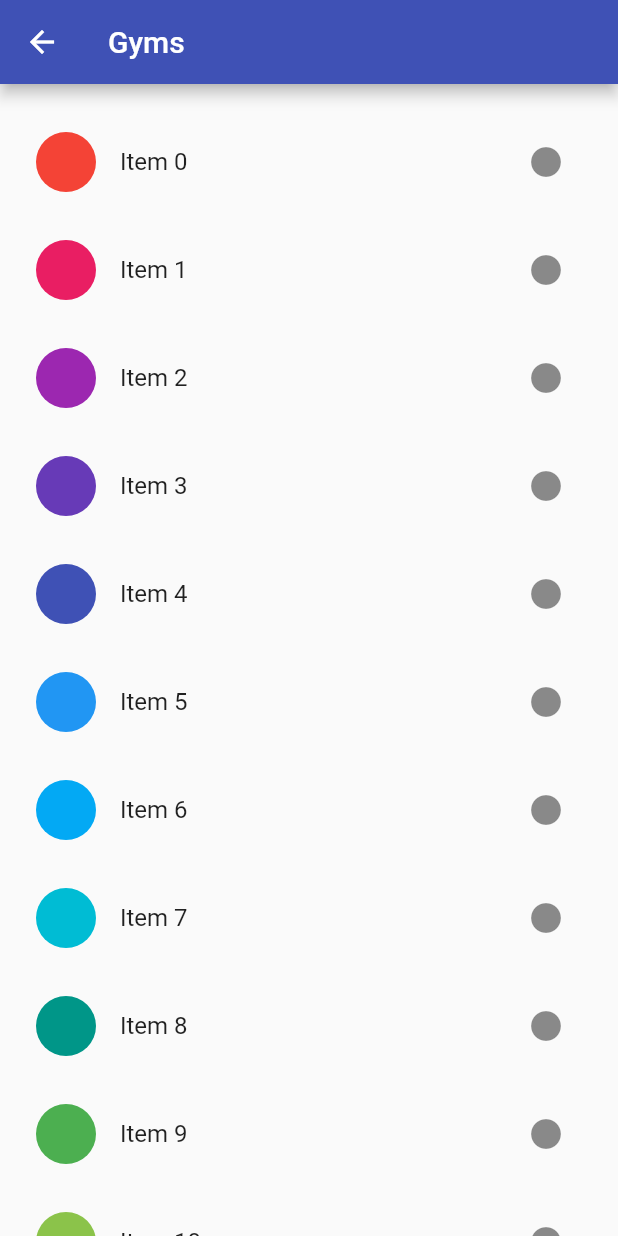
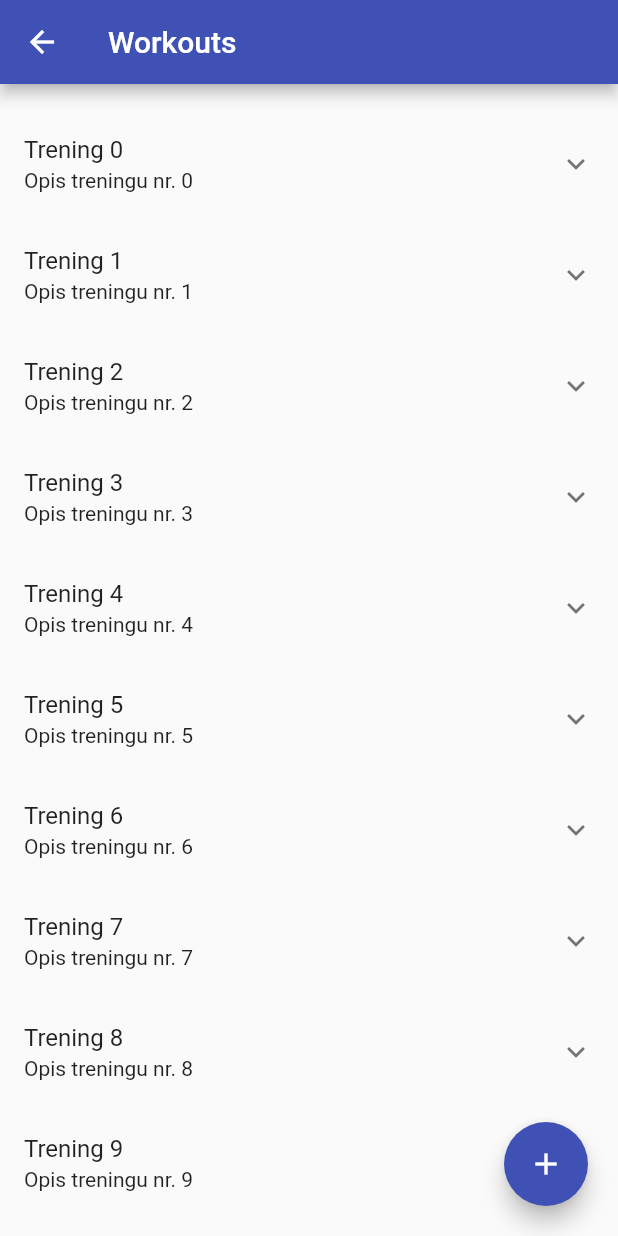
Before and after one commit to msluszniak/IO-WytwarzaniaBrak, a Flutter app: the screen it shows after launch, item 2 of the bottom bar chosen, on a phone screen of 412 x 824 dp. Run offline on Flutter 3.47's test engine with Material 2 defaults, Android fonts, the phone set to English and light mode, and no system bars; our stand-ins replace flutter_map, flutter_tags, geolocator, latlong2, permission_handler; missing offline and left inert: flutter_map_location_marker, mysql1; network calls fail.

Commit message:
Stworzenie zakładki 'Trainings'
Zgodnie z wytycznymi, przekształcono stare 'Gyms' w 'Trainings'

```diff
--- a/lib/main.dart
+++ b/lib/main.dart
@@ -1,5 +1,5 @@
 import 'package:flutter/material.dart';
-import 'package:flutter_demo/ui/pages/gyms_page.dart';
+import 'package:flutter_demo/ui/pages/workouts_page.dart';
 import 'package:flutter_demo/ui/pages/map_page.dart';
 import 'package:provider/provider.dart';
 import 'package:flutter_demo/ui/pages/home_page.dart';
@@ -27,7 +27,7 @@ class MyApp extends StatelessWidget {
           FavoritesPage.routeName: (context) => const FavoritesPage(),
           ExercisesPage.routeName: (context) => const ExercisesPage(),
           MapPage.routeName: (context) => const MapPage(),
-          GymPage.routeName: (context) => const GymPage()
+          WorkoutsPage.routeName: (context) => const WorkoutsPage()
         },
         initialRoute: HomePage.routeName,
       ),
--- /dev/null
+++ b/lib/models/workout.dart
@@ -0,0 +1,13 @@
+class Workout {
+  final String id;
+  final String name;
+  final List exercises;
+  final String description;
+
+  Workout({
+    required this.id,
+    required this.name,
+    required this.exercises,
+    required this.description
+    });
+}
--- a/lib/ui/nav_bar.dart
+++ b/lib/ui/nav_bar.dart
@@ -1,5 +1,5 @@
 import 'package:flutter/material.dart';
-import 'package:flutter_demo/ui/pages/gyms_page.dart';
+import 'package:flutter_demo/ui/pages/workouts_page.dart';
 import 'package:flutter_demo/ui/pages/favorites.dart';
 import 'package:flutter_demo/ui/pages/exercises_page.dart';
 import 'package:flutter_demo/ui/pages/map_page.dart';
@@ -52,7 +52,7 @@ class NavBar extends StatelessWidget {
           ListTile(
             leading: Icon(Icons.list),
             title: Text('Gyms'),
-            onTap: () => Navigator.pushNamed(context, GymPage.routeName),
+            onTap: () => Navigator.pushNamed(context, WorkoutsPage.routeName),
           ),
           Divider(),
           ListTile(
--- a/lib/ui/pages/gyms_page.dart
+++ /dev/null
@@ -1,57 +0,0 @@
-// Copyright 2020 The Flutter team. All rights reserved.
-// Use of this source code is governed by a BSD-style license that can be
-// found in the LICENSE file.
-
-import 'package:flutter/material.dart';
-import 'package:provider/provider.dart';
-import 'package:flutter_demo/models/favorites.dart';
-import 'package:flutter_demo/ui/pages/favorites.dart';
-
-class GymPage extends StatelessWidget {
-  static const routeName = '/gyms';
-
-  const GymPage({Key? key}) : super(key: key);
-
-  @override
-  Widget build(BuildContext context) {
-    return Scaffold(
-      appBar: AppBar(
-          title: const Text('Gyms'),
-      ),
-      body: ListView.builder(
-        itemCount: 100,
-        cacheExtent: 20.0,
-        controller: ScrollController(),
-        padding: const EdgeInsets.symmetric(vertical: 16),
-        itemBuilder: (context, index) => ItemTile(index),
-      ),
-    );
-  }
-}
-
-class ItemTile extends StatelessWidget {
-  final int itemNo;
-
-  const ItemTile(this.itemNo, {Key? key}) : super(key: key);
-
-  @override
-  Widget build(BuildContext context) {
-    return Padding(
-      padding: const EdgeInsets.all(8.0),
-      child: ListTile(
-        leading: CircleAvatar(
-          backgroundColor: Colors.primaries[itemNo % Colors.primaries.length],
-        ),
-        title: Text(
-          'Item $itemNo',
-          key: Key('text_$itemNo'),
-        ),
-        trailing: IconButton(
-          key: Key('icon_$itemNo'),
-          icon: Icon(Icons.circle),
-          onPressed: () {   },
-        ),
-      ),
-    );
-  }
-}
--- a/lib/ui/pages/home_page.dart
+++ b/lib/ui/pages/home_page.dart
@@ -44,7 +44,7 @@ Widget _buildShortcutsWidget() => Padding(
   child: ShortcutsWidget(
     types: [
       ShortcutType.map,
-      ShortcutType.gym,
+      ShortcutType.workouts,
       ShortcutType.exercises
     ],
   ),
--- /dev/null
+++ b/lib/ui/pages/workouts_page.dart
@@ -0,0 +1,93 @@
+import 'package:flutter/material.dart';
+
+import '../../models/workout.dart';
+
+class WorkoutsPage extends StatefulWidget {
+  static const routeName = '/workouts';
+
+  const WorkoutsPage({Key? key}) : super(key: key);
+
+  @override
+  _WorkoutsState createState() => _WorkoutsState();
+}
+
+class _WorkoutsState extends State<WorkoutsPage> {
+  late final List<Workout> workoutList = [];
+
+  @override
+  void initState() {
+    super.initState();
+
+    // TODO : ładowanie z local storage
+    for (int i = 0; i < 10; i++) {
+      workoutList.add(new Workout(
+          id: i.toString(),
+          name: "Trening $i",
+          exercises: [
+            ["ćwiczenie ${i}1", 5],
+            ["ćwiczenie ${i}2", 10],
+            ["ćwiczenie ${i}3", 15]
+          ],
+          description: "Opis treningu nr. $i"));
+    }
+  }
+
+  @override
+  Widget build(BuildContext context) {
+    return Scaffold(
+      appBar: AppBar(
+        title: const Text('Workouts'),
+      ),
+      body: Stack(children: [
+        ListView.builder(
+          itemCount: workoutList.length,
+          cacheExtent: 20.0,
+          controller: ScrollController(),
+          padding: const EdgeInsets.symmetric(vertical: 16),
+          itemBuilder: (context, index) => _WorkoutTile(
+            workout: workoutList[index],
+          ),
+        ),
+        Positioned(
+          right: 20,
+          bottom: 20,
+          child: FloatingActionButton(
+            onPressed: _addWorkout,
+            child: const Icon(
+              Icons.add,
+              color: Colors.white,
+            ),
+          ),
+        )
+      ]),
+    );
+  }
+
+  void _addWorkout() {
+    // TODO: Open a form for creating a new workout
+  }
+}
+
+class _WorkoutTile extends StatelessWidget {
+  final Workout workout;
+
+  _WorkoutTile({required this.workout});
+
+  @override
+  Widget build(BuildContext context) {
+    return ExpansionTile(
+      title: Text(workout.name),
+      subtitle: Text(workout.description),
+      children: <Widget>[
+        ListView.builder(
+            shrinkWrap: true,
+            physics: NeverScrollableScrollPhysics(),
+            scrollDirection: Axis.vertical,
+            itemCount: workout.exercises.length,
+            itemBuilder: (context, index) =>
+                ListTile(title: Text(workout.exercises[index][0]))
+        )
+      ],
+    );
+  }
+}
--- a/lib/ui/widgets/shortcut_widget.dart
+++ b/lib/ui/widgets/shortcut_widget.dart
@@ -1,6 +1,6 @@
 import 'package:flutter/material.dart';
 import 'package:flutter_demo/ui/pages/exercises_page.dart';
-import 'package:flutter_demo/ui/pages/gyms_page.dart';
+import 'package:flutter_demo/ui/pages/workouts_page.dart';
 import 'package:flutter_demo/ui/pages/map_page.dart';
 
 abstract class _Constants {
@@ -8,7 +8,7 @@ abstract class _Constants {
   static const int flex = 3;
 }
 
-enum ShortcutType { map, gym, exercises }
+enum ShortcutType { map, workouts, exercises }
 
 class ShortcutWidget extends StatelessWidget {
   const ShortcutWidget({Key? key, required this.shortcutType})
@@ -70,7 +70,7 @@ class ShortcutWidget extends StatelessWidget {
     switch (shortcutType) {
       case ShortcutType.map:
         return Image.asset('assets/images/map.png');
-      case ShortcutType.gym:
+      case ShortcutType.workouts:
         return Image.asset('assets/images/dumbbell.png');
       case ShortcutType.exercises:
         return Image.asset('assets/images/exercise.png');
@@ -81,8 +81,8 @@ class ShortcutWidget extends StatelessWidget {
     switch (shortcutType) {
       case ShortcutType.map:
         return 'Map';
-      case ShortcutType.gym:
-        return 'Gyms';
+      case ShortcutType.workouts:
+        return 'Workouts';
       case ShortcutType.exercises:
         return 'Exercises';
     }
@@ -92,8 +92,8 @@ class ShortcutWidget extends StatelessWidget {
     switch (shortcutType) {
       case ShortcutType.map:
         return MapPage.routeName;
-      case ShortcutType.gym:
-        return GymPage.routeName;
+      case ShortcutType.workouts:
+        return WorkoutsPage.routeName;
       case ShortcutType.exercises:
         return ExercisesPage.routeName;
     }
```
